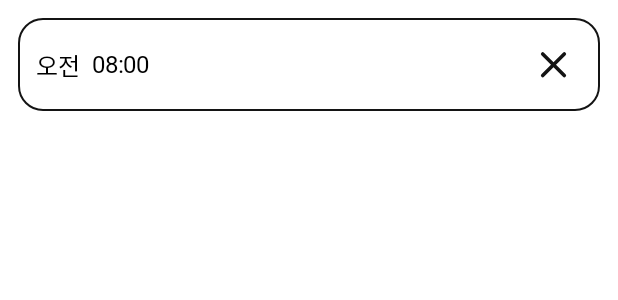
After one commit to Team-ElderCare/ElderCare-Android, an Android app: the layout item_alarm.xml on its own in the app's theme, with its tools: preview values and no code run, on a phone screen of 412 x 824 dp. The commit adds this screen. Shown: the top 300 px of the screen. Run offline under Robolectric (Android 15) with nearby library versions, the phone set to English and light mode, and no system bars.

Commit message:
[Feat/#26]: 복용 알림 아이템 추가 기능 구현
- (+/-) 버튼 클릭 시 카운트 증가
- 아이템 추가 / 삭제 구현

```diff
--- a/app/src/main/res/drawable/ic_delete.xml
+++ b/app/src/main/res/drawable/ic_delete.xml
@@ -1,34 +1,20 @@
 <vector xmlns:android="http://schemas.android.com/apk/res/android"
-    android:width="24dp"
-    android:height="25dp"
-    android:viewportWidth="24"
+    android:width="30dp"
+    android:height="30dp"
+    android:viewportWidth="25"
     android:viewportHeight="25">
   <path
-      android:pathData="M3,6.707H5H21"
+      android:pathData="M18.5,6.666L6.5,18.666"
       android:strokeLineJoin="round"
       android:strokeWidth="2"
       android:fillColor="#00000000"
-      android:strokeColor="#000000"
+      android:strokeColor="#141414"
       android:strokeLineCap="round"/>
   <path
-      android:pathData="M19,6.707V20.707C19,21.237 18.789,21.746 18.414,22.121C18.039,22.496 17.53,22.707 17,22.707H7C6.47,22.707 5.961,22.496 5.586,22.121C5.211,21.746 5,21.237 5,20.707V6.707M8,6.707V4.707C8,4.177 8.211,3.668 8.586,3.293C8.961,2.918 9.47,2.707 10,2.707H14C14.53,2.707 15.039,2.918 15.414,3.293C15.789,3.668 16,4.177 16,4.707V6.707"
+      android:pathData="M6.5,6.666L18.5,18.666"
       android:strokeLineJoin="round"
       android:strokeWidth="2"
       android:fillColor="#00000000"
-      android:strokeColor="#000000"
-      android:strokeLineCap="round"/>
-  <path
-      android:pathData="M10,11.707V17.707"
-      android:strokeLineJoin="round"
-      android:strokeWidth="2"
-      android:fillColor="#00000000"
-      android:strokeColor="#000000"
-      android:strokeLineCap="round"/>
-  <path
-      android:pathData="M14,11.707V17.707"
-      android:strokeLineJoin="round"
-      android:strokeWidth="2"
-      android:fillColor="#00000000"
-      android:strokeColor="#000000"
+      android:strokeColor="#141414"
       android:strokeLineCap="round"/>
 </vector>
--- /dev/null
+++ b/app/src/main/res/drawable/rectangle_alarm_time.xml
@@ -0,0 +1,5 @@
+<?xml version="1.0" encoding="utf-8"?>
+<selector xmlns:android="http://schemas.android.com/apk/res/android">
+<item android:drawable="@drawable/rectangle_green50_radius_16" android:state_selected="true"/>
+    <item android:drawable="@drawable/rectangle_white_radius_16" android:state_selected="false"/>
+</selector>
--- /dev/null
+++ b/app/src/main/res/drawable/rectangle_green50_radius_16.xml
@@ -0,0 +1,14 @@
+<?xml version="1.0" encoding="utf-8"?>
+<shape
+    android:shape="rectangle"
+    xmlns:android="http://schemas.android.com/apk/res/android">
+
+    <stroke
+        android:width="1dp"
+        android:color="@color/primary"/>
+
+    <corners
+        android:radius="16dp"/>
+    <solid
+        android:color="@color/Green50"/>
+</shape>
--- a/app/src/main/res/drawable/rectangle_white_with_stroke.xml
+++ b/app/src/main/res/drawable/rectangle_white_radius_16.xml
@@ -8,5 +8,4 @@
         android:color="@color/Gray900"/>
     <solid
         android:color="@color/white"/>
-
 </shape>
--- a/app/src/main/res/layout/fragment_home.xml
+++ b/app/src/main/res/layout/fragment_home.xml
@@ -4,7 +4,7 @@
     xmlns:tools="http://schemas.android.com/tools"
     android:layout_width="match_parent"
     android:fillViewport="true"
-    android:scrollbars="vertical"
+    android:scrollbars="none"
     android:padding="@dimen/spacing4"
     android:layout_height="match_parent">
 
--- /dev/null
+++ b/app/src/main/res/layout/item_alarm.xml
@@ -0,0 +1,45 @@
+<?xml version="1.0" encoding="utf-8"?>
+<androidx.constraintlayout.widget.ConstraintLayout xmlns:android="http://schemas.android.com/apk/res/android"
+    xmlns:app="http://schemas.android.com/apk/res-auto"
+    xmlns:tools="http://schemas.android.com/tools"
+    android:layout_width="match_parent"
+    android:padding="@dimen/spacing3"
+    android:id="@+id/custom_alarm_view"
+    android:layout_margin="@dimen/spacing3"
+    android:background="@drawable/rectangle_alarm_time"
+    android:layout_height="wrap_content">
+
+    <TextView
+        android:id="@+id/txt_when"
+        android:layout_width="wrap_content"
+        android:layout_height="wrap_content"
+        android:text="오전"
+        android:textAppearance="@style/TextAppearance.Body2"
+        app:layout_constraintBottom_toBottomOf="parent"
+        app:layout_constraintStart_toStartOf="parent"
+        app:layout_constraintTop_toTopOf="parent" />
+
+    <TextView
+        android:id="@+id/txt_time"
+        android:layout_width="wrap_content"
+        android:layout_height="wrap_content"
+        android:layout_marginStart="@dimen/spacing2"
+        android:text="08:00"
+        android:textAppearance="@style/TextAppearance.Body2"
+        app:layout_constraintBottom_toBottomOf="@+id/txt_when"
+        app:layout_constraintStart_toEndOf="@id/txt_when"
+        app:layout_constraintTop_toTopOf="@+id/txt_when" />
+
+    <ImageButton
+        android:id="@+id/btn_delete_alarm"
+        android:layout_width="wrap_content"
+        android:layout_height="wrap_content"
+        android:background="@android:color/transparent"
+        android:src="@drawable/ic_delete"
+        android:padding="@dimen/spacing1"
+        app:layout_constraintBottom_toBottomOf="@+id/txt_when"
+        app:layout_constraintEnd_toEndOf="parent"
+        app:layout_constraintTop_toTopOf="@+id/txt_when" />
+
+
+</androidx.constraintlayout.widget.ConstraintLayout>
--- a/app/src/main/res/layout/item_drug_alarm.xml
+++ b/app/src/main/res/layout/item_drug_alarm.xml
@@ -3,7 +3,7 @@
     xmlns:app="http://schemas.android.com/apk/res-auto"
     xmlns:tools="http://schemas.android.com/tools"
     android:layout_margin="@dimen/spacing4"
-    android:background="@drawable/rectangle_white_with_stroke"
+    android:background="@drawable/rectangle_white_radius_16"
     android:layout_width="match_parent"
     android:layout_height="140dp">
 
```
Also changed, not shown: app/src/main/java/com/example/eldercare/base/adapter/BaseAdapter.kt (+2 -10 lines), app/src/main/java/com/example/eldercare/presentation/ui/alarm/count/SetAlarmCountFragment.kt (added, +92 -0 lines), app/src/main/java/com/example/eldercare/presentation/ui/alarm/count/SetAlarmCountViewModel.kt (added, +24 -0 lines), app/src/main/java/com/example/eldercare/presentation/ui/alarm/count/adapter/SetAlarmTimeAdapter.kt (added, +97 -0 lines), app/src/main/java/com/example/eldercare/presentation/ui/alarm/count/diff/DrugAlarmTimeDiffCallback.kt (added, +13 -0 lines), app/src/main/res/drawable/ic_reduce_green.xml (added, +20 -0 lines), app/src/main/res/layout/fragment_set_alarm_count.xml (added, +135 -0 lines).
